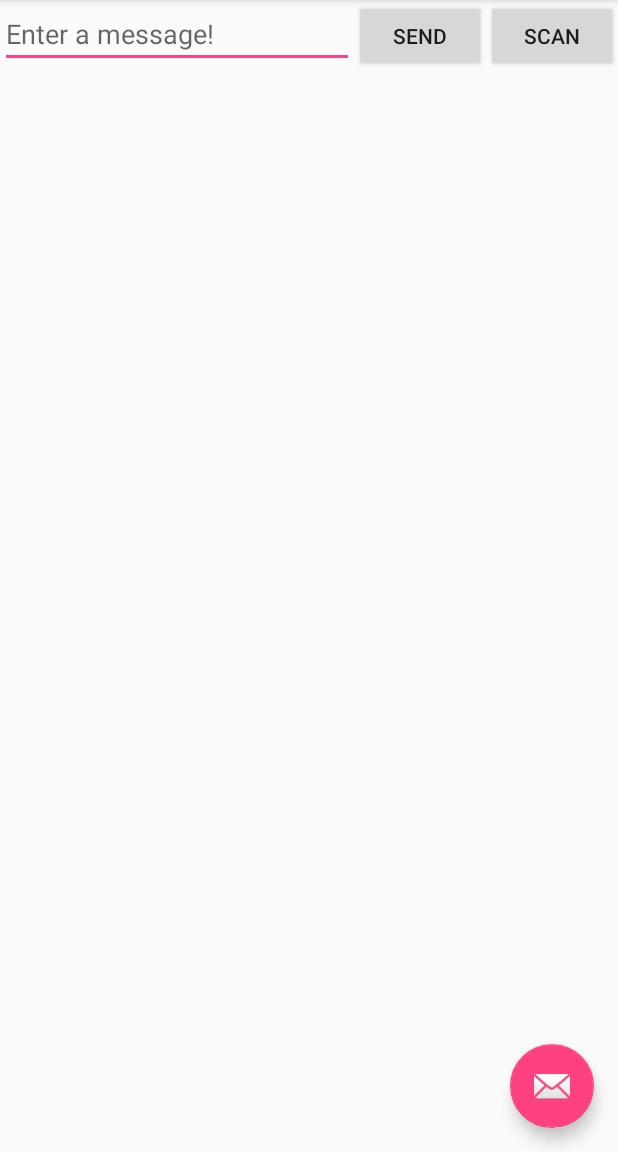
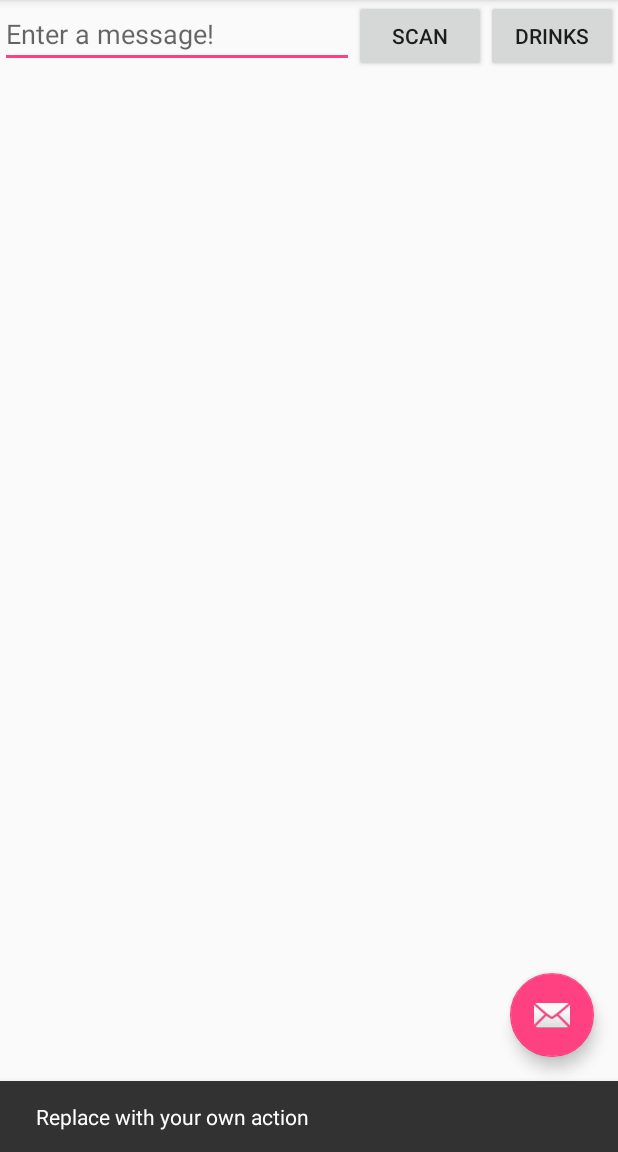
Before and after one commit to malteschmitz/icebox-android, an Android app: the screen it shows after launch (IceboxActivity), after a tap on "SCAN", on a phone screen of 412 x 824 dp, the part 84-1236 px from its top. Run offline under Robolectric (Android 15) with nearby library versions, the phone set to English and light mode, and no system bars; libraries missing offline, so code that uses them is left out: com.goebl.david, com.google.zxing.integration; 2 statements that could not run were skipped; 2 other taps on this screen came first.

```diff
--- a/app/build.gradle
+++ b/app/build.gradle
@@ -29,4 +29,7 @@ dependencies {
     compile 'com.journeyapps:zxing-android-embedded:2.0.1@aar'
     compile 'com.journeyapps:zxing-android-integration:2.0.1@aar'
     compile 'com.google.zxing:core:3.0.1'
+
+    // JSON REST Client
+    compile 'com.goebl:david-webb:1.3.0'
 }
--- a/app/src/main/res/layout-land/content_icebox.xml
+++ /dev/null
@@ -1,25 +0,0 @@
-<?xml version="1.0" encoding="utf-8"?>
-<LinearLayout xmlns:android="http://schemas.android.com/apk/res/android"
-    xmlns:app="http://schemas.android.com/apk/res-auto"
-    xmlns:tools="http://schemas.android.com/tools"
-    android:layout_width="match_parent"
-    android:layout_height="match_parent"
-    app:layout_behavior="@string/appbar_scrolling_view_behavior"
-    tools:showIn="@layout/activity_icebox"
-    android:orientation="vertical">
-    <EditText
-        android:layout_width="wrap_content"
-        android:layout_height="0dp"
-        android:id="@+id/edit_message"
-        android:hint="@string/edit_message"
-        android:layout_weight="1"/>
-    <Button android:layout_height="wrap_content"
-        android:layout_width="wrap_content"
-        android:text="@string/button_send"
-        android:onClick="sendMessage"/>
-    <Button android:layout_height="wrap_content"
-        android:layout_width="wrap_content"
-        android:text="@string/button_scan"
-        android:onClick="scan"/>
-
-</LinearLayout>
--- a/app/src/main/res/layout/content_icebox.xml
+++ b/app/src/main/res/layout/content_icebox.xml
@@ -15,11 +15,11 @@
         android:layout_weight="1"/>
     <Button android:layout_height="wrap_content"
         android:layout_width="wrap_content"
-        android:text="@string/button_send"
-        android:onClick="sendMessage"/>
+        android:text="@string/button_scan"
+        android:onClick="scan"/>
     <Button android:layout_height="wrap_content"
         android:layout_width="wrap_content"
-        android:text="@string/button_scan"
-        android:onClick="scan"/>
+        android:text="@string/get_drinks"
+        android:onClick="getDrinks"/>
 
 </LinearLayout>
--- a/app/src/main/res/values/strings.xml
+++ b/app/src/main/res/values/strings.xml
@@ -2,8 +2,7 @@
     <string name="app_name">Icebox</string>
     <string name="action_settings">Settings</string>
     <string name="edit_message">Enter a message!</string>
-    <string name="button_send">Send</string>
-    <string name="title_activity_display_message">MyMessage</string>
-    <string name="title_activity_main">MainActivity</string>
     <string name="button_scan">Scan</string>
+    <string name="button_network">Net</string>
+    <string name="get_drinks">Drinks</string>
 </resources>
```
Also changed, not shown: app/src/main/AndroidManifest.xml (+3 -9 lines), app/src/main/java/de/mlte/icebox/DisplayMessageActivity.java (deleted, +0 -42 lines), app/src/main/java/de/mlte/icebox/IceboxActivity.java (+61 -8 lines), app/src/main/java/de/mlte/icebox/model/Drink.java (added, +36 -0 lines), app/src/main/java/de/mlte/icebox/model/Serializer.java (added, +29 -0 lines), app/src/main/res/layout/activity_display_message.xml (deleted, +0 -34 lines), app/src/main/res/layout/content_display_message.xml (deleted, +0 -16 lines).
